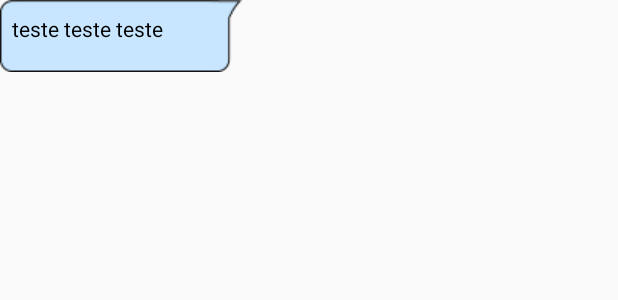
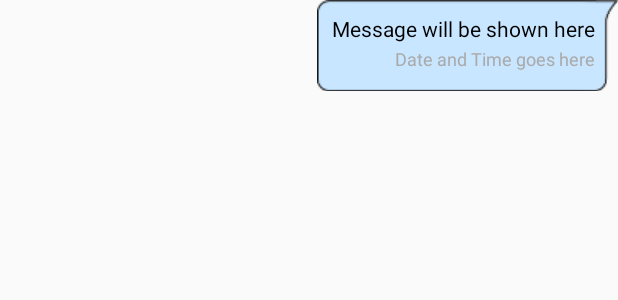
Before and after one commit to LuanScudeler/TCCChatApplication, an Android app: the layout chat_bubble.xml on its own in the app's theme, with its tools: preview values and no code run, on a phone screen of 412 x 824 dp. Shown: the top 300 px of the screen. Run offline under Robolectric (Android 15) with nearby library versions, the phone set to English and light mode, and no system bars.

Commit message:
+ Sent messages updating listView chatContainer

```diff
--- a/app/src/main/java/br/chatup/tcc/activity/ContactsActivity.java
+++ b/app/src/main/java/br/chatup/tcc/activity/ContactsActivity.java
@@ -50,7 +50,7 @@ public class ContactsActivity extends AppCompatActivity {
         //Add a roster to the current user for testing purposes
         String userJID = "tester@192.168.0.100";
         String nickName = "tester";
-        addUserForTest(roster, userJID, nickName);
+        //addUserForTest(roster, userJID, nickName);
 
         //Get all rosters
         Collection<RosterEntry> entries = roster.getEntries();
--- a/app/src/main/res/layout/chat_bubble.xml
+++ b/app/src/main/res/layout/chat_bubble.xml
@@ -1,34 +1,42 @@
-<?xml version="1.0" encoding="utf-8"?>
-<LinearLayout xmlns:android="http://schemas.android.com/apk/res/android"
+<RelativeLayout xmlns:android="http://schemas.android.com/apk/res/android"
     android:layout_width="wrap_content"
-    android:layout_height="wrap_content"
-    android:id="@+id/bubble_parent"
-    android:orientation="vertical"
-    android:gravity="right">
-
+    android:layout_height="wrap_content">
     <LinearLayout
+        android:id="@+id/content"
         android:layout_width="wrap_content"
         android:layout_height="wrap_content"
-        android:orientation="horizontal"
-        android:id="@+id/bubble_child"
-        android:background="@drawable/sent">
+        android:layout_alignParentRight="true"
+        android:orientation="vertical">
 
-        <TextView
+
+
+        <LinearLayout
+            android:id="@+id/contentWithBackground"
+            android:background="@drawable/sent"
             android:layout_width="wrap_content"
             android:layout_height="wrap_content"
-            android:text="teste teste teste"
-            android:gravity="left"
-            android:maxEms="10"
-            android:textColor="#000"
-            android:id="@+id/txtMessage_ChatBubble"/>
+            android:layout_gravity="right"
+            android:paddingLeft="10dp"
+            android:paddingBottom="10dp"
+            android:orientation="vertical">
 
-        <TextView
-            android:layout_width="wrap_content"
-            android:layout_height="wrap_content"
-            android:gravity="right|bottom"
-            android:textColor="@color/abc_background_cache_hint_selector_material_dark"
-            android:layout_marginLeft="2dp"
-            android:text="09:00"/>
+            <TextView
+                android:id="@+id/txtMessage"
+                android:text="Message will be shown here"
+                android:layout_width="wrap_content"
+                android:layout_height="wrap_content"
+                android:textColor="@android:color/black"
+                android:maxWidth="240dp" />
 
+            <TextView
+                android:id="@+id/txtInfo"
+                android:layout_width="wrap_content"
+                android:layout_marginTop="2dp"
+                android:layout_height="20sp"
+                android:text="Date and Time goes here"
+                android:layout_gravity="right"
+                android:textSize="12sp"
+                android:textColor="@android:color/darker_gray" />
+        </LinearLayout>
     </LinearLayout>
-</LinearLayout>
+</RelativeLayout>
```
Also changed, not shown: app/src/main/java/br/chatup/tcc/activity/ChatActivity.java (+44 -12 lines), app/src/main/java/br/chatup/tcc/adapters/ChatContainerAdapter.java (added, +148 -0 lines), app/src/main/java/br/chatup/tcc/bean/ChatMessage.java (+24 -1 lines), app/src/main/java/br/chatup/tcc/chat/MessageListener.java (+47 -4 lines), app/src/main/java/br/chatup/tcc/utils/Util.java (+8 -1 lines).
